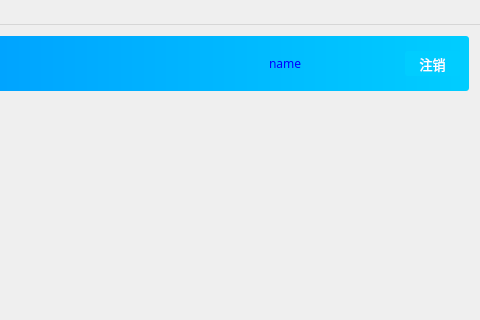
Before: the Qt Designer form management/managementtool.ui in wwkl3385/ManagementTool, drawn with Qt 5; both pictures show x 569 to 1049 and y 0 to 320 of the 1049 by 677 pixel window.
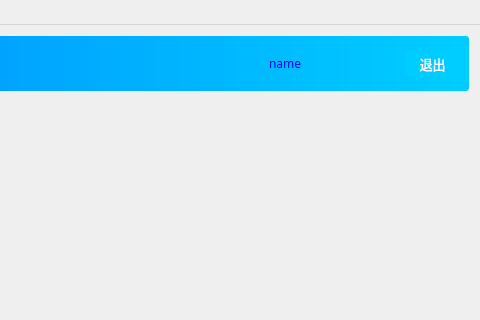
After: the same form once the commit is applied. Icons and pictures are not drawn.

Commit message: 一期，修复了退出崩溃等问题

What changed in the file:
```diff
--- a/management/managementtool.ui
+++ b/management/managementtool.ui
@@ -286,7 +286,7 @@
 }</string>
              </property>
              <property name="text">
-              <string>注销</string>
+              <string>退出</string>
              </property>
             </widget>
            </item>
```
The commit also changes 10 other files.
